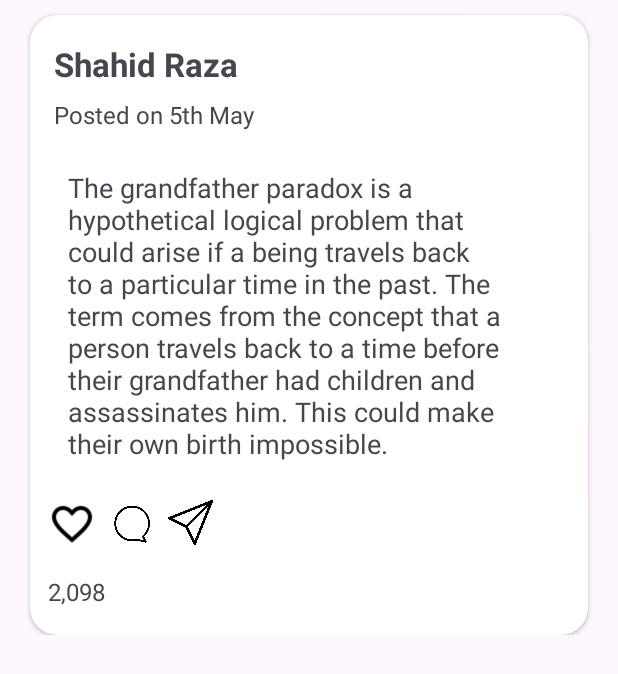
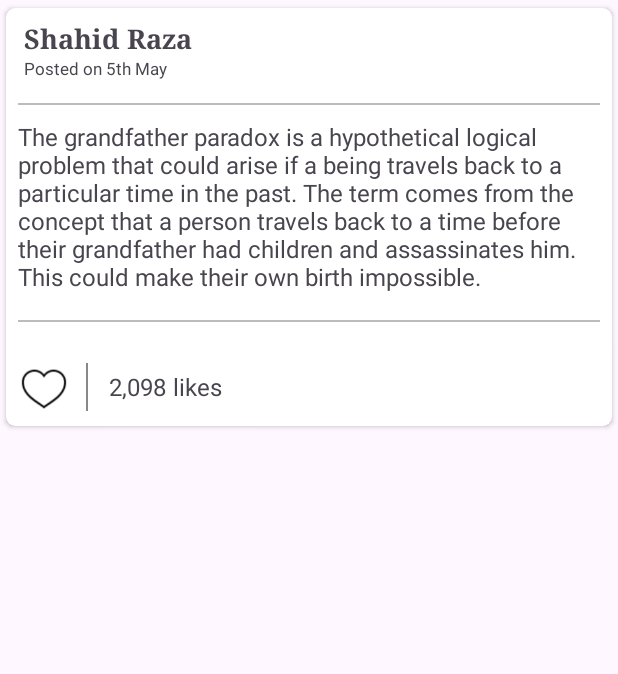
Before and after one commit to mrpascal1/MicroBloggingApp, an Android app: the layout post_card_item.xml on its own in the app's theme, with its tools: preview values and no code run, on a phone screen of 412 x 824 dp. Shown: the top 674 px of the screen. Run offline under Robolectric (Android 15) with nearby library versions, the phone set to English and light mode, and no system bars.

Commit message:
changes made to card view

```diff
--- a/app/src/main/res/layout/post_card_item.xml
+++ b/app/src/main/res/layout/post_card_item.xml
@@ -8,90 +8,123 @@
     <androidx.cardview.widget.CardView
         android:layout_width="match_parent"
         android:layout_height="wrap_content"
-        android:layout_marginStart="20dp"
-        android:layout_marginTop="10dp"
-        android:layout_marginEnd="20dp"
-        app:cardCornerRadius="18dp"
-        app:cardMaxElevation="25dp">
+        app:cardCornerRadius="6dp"
+        app:cardUseCompatPadding="true">
 
         <LinearLayout
             android:orientation="vertical"
             android:layout_width="match_parent"
             android:layout_height="wrap_content">
 
+            <LinearLayout
+                android:layout_width="wrap_content"
+                android:layout_height="wrap_content"
+                android:orientation="horizontal"
+                android:layout_marginTop="8dp">
+
+                <FrameLayout
+                    android:layout_width="45dp"
+                    android:layout_height="45dp"
+                    android:background="@drawable/bg_username"
+                    android:layout_marginLeft="5dp"
+                    android:visibility="gone">
+
+                    <TextView
+                        android:id="@+id/shortUsernameTv"
+                        android:layout_width="wrap_content"
+                        android:layout_height="wrap_content"
+                        android:maxLines="1"
+                        android:layout_gravity="center"
+                        android:textColor="@color/white"
+                        android:textSize="18sp"
+                        android:text="SR"/>
+
+                </FrameLayout>
+
+                <LinearLayout
+                    android:orientation="vertical"
+                    android:layout_width="wrap_content"
+                    android:layout_height="wrap_content"
+                    android:layout_marginHorizontal="12dp"
+                    android:layout_gravity="center_vertical">
                 <TextView
                     android:id="@+id/name"
                     android:layout_width="match_parent"
                     android:layout_height="wrap_content"
-                android:layout_marginStart="16dp"
-                android:layout_marginTop="18dp"
-
                     android:text="@string/shahid_raza"
-                android:textSize="22sp"
+                    android:textSize="18sp"
+                    android:fontFamily="serif"
                     android:textStyle="bold" />
-
 
                 <TextView
                     android:id="@+id/date"
                     android:layout_width="match_parent"
                     android:layout_height="wrap_content"
                     android:layout_below="@id/name"
-                android:layout_marginStart="16dp"
-                android:layout_marginTop="8dp"
                     android:text="@string/Date"
-                android:textSize="16sp" />
+                    android:textSize="11sp"/>
+                </LinearLayout>
+            </LinearLayout>
+            <View
+                android:layout_width="match_parent"
+                android:layout_height="1dp"
+                android:background="#BCBCBC"
+                android:layout_marginTop="15dp"
+                android:layout_marginHorizontal="8dp"
+                />
 
             <TextView
                 android:id="@+id/content"
                 android:layout_width="match_parent"
                 android:layout_height="wrap_content"
                 android:layout_below="@id/date"
-                android:padding="25dp"
+                android:paddingVertical="10dp"
+                android:paddingHorizontal="8dp"
                 android:text="@string/Content"
-                android:textSize="18sp" />
+                android:textSize="16sp" />
+
+            <View
+                android:layout_width="match_parent"
+                android:layout_height="1dp"
+                android:background="#BCBCBC"
+                android:layout_marginTop="8dp"
+                android:layout_marginHorizontal="8dp"
+                android:layout_marginBottom="12dp"
+                />
 
             <LinearLayout
                 android:orientation="horizontal"
                 android:layout_width="match_parent"
-                android:layout_height="wrap_content">
+                android:layout_height="wrap_content"
+                android:layout_marginTop="5dp"
+                android:layout_marginHorizontal="4dp"
+                android:paddingVertical="10dp">
 
                 <ImageView
                     android:id="@+id/heartIv"
                     android:layout_width="32dp"
                     android:layout_height="32dp"
                     android:src="@drawable/ic_heart_normal"
-                    android:layout_marginStart="12dp"/>
+                    android:layout_marginStart="5dp"/>
 
-                <ImageView
-                    android:layout_width="32dp"
-                    android:layout_height="32dp"
-                    android:src="@drawable/chat"
-                    android:layout_marginStart="8dp"/>
-
-                <ImageView
-                    android:layout_width="30dp"
-                    android:layout_height="30dp"
-                    android:src="@drawable/send"
-                    android:layout_marginStart="8dp"/>
-
-            </LinearLayout>
-
-            <RelativeLayout
-                android:layout_width="wrap_content"
-                android:layout_height="wrap_content">
+                <View
+                    android:layout_width="1dp"
+                    android:layout_height="match_parent"
+                    android:background="#888888"
+                    android:layout_marginHorizontal="12dp"/>
 
                 <TextView
                     android:id="@+id/likes"
                     android:layout_width="wrap_content"
                     android:layout_height="wrap_content"
-                    android:paddingVertical="18dp"
                     android:text="@string/likes"
                     android:textSize="16sp"
-                    android:layout_marginStart="12dp"/>
-            </RelativeLayout>
+                    android:layout_gravity="center_vertical"
+                    android:layout_marginStart="2dp"/>
+            </LinearLayout>
+
 
         </LinearLayout>
-
 
     </androidx.cardview.widget.CardView>
 
--- a/app/src/main/res/values/strings.xml
+++ b/app/src/main/res/values/strings.xml
@@ -9,7 +9,7 @@
     <string name="shahid_raza">Shahid Raza</string>
     <string name="Date">Posted on 5th May</string>
     <string name="Content">The grandfather paradox is a hypothetical logical problem that could arise if a being travels back to a particular time in the past. The term comes from the concept that a person travels back to a time before their grandfather had children and assassinates him. This could make their own birth impossible.            </string>
-    <string name="likes">2,098</string>
+    <string name="likes">2,098 likes</string>
     <string name="likes_">likes</string>
     <!-- TODO: Remove or change this placeholder text -->
     <string name="hello_blank_fragment">Hello blank fragment</string>
```
Also changed, not shown: app/src/main/res/drawable/ic_heart_normal.png. Lines whose indentation alone changed are shown as unchanged.
